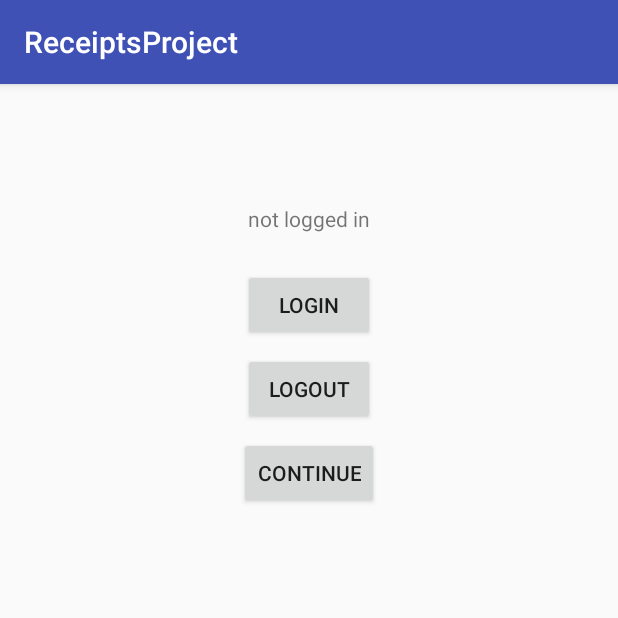
After one commit to GrossGhost/RecepiesProject, an Android app: the DropboxLoginActivity screen opened directly, with no data from a screen before it, on a phone screen of 412 x 824 dp, the top half of it. The commit adds this screen. Run offline under Robolectric (Android 15) with nearby library versions, the phone set to English and light mode, and no system bars; libraries missing offline, so code that uses them is left out: com.cloudrail.si; 2 statements that could not run were skipped.

Commit message:
add DropboxLoginActivity

```diff
--- /dev/null
+++ b/Projects/RecepiesProject/app/src/main/java/com/receiptsproject/activities/DropboxLoginActivity.java
@@ -0,0 +1,120 @@
+package com.receiptsproject.activities;
+
+import android.content.Context;
+import android.content.Intent;
+import android.content.SharedPreferences;
+import android.os.AsyncTask;
+import android.support.v7.app.AppCompatActivity;
+import android.os.Bundle;
+import android.view.View;
+import android.widget.Button;
+import android.widget.TextView;
+
+import com.cloudrail.si.CloudRail;
+import com.cloudrail.si.exceptions.ParseException;
+import com.cloudrail.si.interfaces.CloudStorage;
+import com.cloudrail.si.services.Dropbox;
+import com.receiptsproject.R;
+import com.receiptsproject.util.Consts;
+
+public class DropboxLoginActivity extends AppCompatActivity {
+
+    private final static String LOGIN_PENDING = "LOGIN_PENDING";
+    private final static String AUTH_DATA = "AUTH_DATA";
+
+    private CloudStorage cs = new Dropbox(this, Consts.APP_KEY_DROPBOX, Consts.APP_SECRET,
+            "https://auth.cloudrail.com/com.receiptsproject", "some_state");
+
+    private Button dropboxLogin, dropboxLogout;
+    private TextView dropboxStatus;
+
+    @Override
+    protected void onCreate(Bundle savedInstanceState) {
+        super.onCreate(savedInstanceState);
+        setContentView(R.layout.activity_dropbox_login);
+
+        // Configure CloudRail
+        CloudRail.setAppKey(Consts.APP_SECRET_CLOUDRAIL);
+        CloudRail.setAdvancedAuthenticationMode(false);
+
+        dropboxStatus =  (TextView) findViewById(R.id.tv_dropbox_login_status);
+
+        dropboxLogin = (Button) findViewById(R.id.btn_dropbox_login);
+        dropboxLogin.setOnClickListener(new StartLogin());
+
+        SharedPreferences sharedPreferences = getPreferences(MODE_PRIVATE);
+
+        if (sharedPreferences.getString(AUTH_DATA, null) != null) {
+            /* If there is already a logged in user, load data */
+
+            try {
+                cs.loadAsString(sharedPreferences.getString(AUTH_DATA, null));
+                new GetUserName().execute();
+            } catch (ParseException e) {
+                // If parsing fails, remove user data -> new login required
+                SharedPreferences.Editor editor = sharedPreferences.edit();
+                editor.remove(AUTH_DATA);
+                editor.apply();
+            }
+        } else if (sharedPreferences.getBoolean(LOGIN_PENDING, false)) {
+            /* If a login is pending, continue it */
+
+            // Set pending login to false
+            final SharedPreferences.Editor editor = sharedPreferences.edit();
+            editor.putBoolean(LOGIN_PENDING, false);
+            editor.apply();
+
+            // Set result and continue login
+            CloudRail.setAuthenticationResponse(getIntent());
+            new Thread() {
+                @Override
+                public void run() {
+                    cs.login();
+
+                    editor.putString(AUTH_DATA, cs.saveAsString());
+                    editor.apply();
+
+                    new GetUserName().execute();
+                }
+            }.start();
+        } else {
+            dropboxStatus.setText(R.string.not_logged_in);
+        }
+    }
+
+    public void onContinueClick(View view) {
+        startActivity(new Intent(getApplicationContext(), MainActivity.class));
+    }
+
+    private class StartLogin implements View.OnClickListener{
+
+        @Override
+        public void onClick(View view) {
+            SharedPreferences sharedPreferences = getPreferences(Context.MODE_PRIVATE);
+            SharedPreferences.Editor editor = sharedPreferences.edit();
+
+            // Set the login to pending so that we now that a login process has been started
+            editor.putBoolean(LOGIN_PENDING, true);
+            editor.apply();
+
+            // Start the login process
+            new Thread() {
+                @Override
+                public void run() {
+                    cs.login();
+                }
+            }.start();
+        }
+    }
+    private class GetUserName extends AsyncTask<Void, Void, String>{
+        @Override
+        protected String doInBackground(Void... params) {
+            return cs.getUserName();
+        }
+
+        @Override
+        protected void onPostExecute(String s) {
+            dropboxStatus.setText(getString(R.string.logged_in_as) + s);
+        }
+    }
+}
--- /dev/null
+++ b/Projects/RecepiesProject/app/src/main/res/layout/activity_dropbox_login.xml
@@ -0,0 +1,56 @@
+<?xml version="1.0" encoding="utf-8"?>
+<android.support.constraint.ConstraintLayout xmlns:android="http://schemas.android.com/apk/res/android"
+    xmlns:app="http://schemas.android.com/apk/res-auto"
+    xmlns:tools="http://schemas.android.com/tools"
+    android:layout_width="match_parent"
+    android:layout_height="match_parent"
+    tools:context="com.receiptsproject.activities.DropboxLoginActivity">
+
+    <TextView
+        android:id="@+id/tv_dropbox_login_status"
+        android:layout_width="wrap_content"
+        android:layout_height="wrap_content"
+        app:layout_constraintTop_toTopOf="parent"
+        android:layout_marginTop="80dp"
+        android:layout_marginRight="8dp"
+        app:layout_constraintRight_toRightOf="parent"
+        android:layout_marginLeft="8dp"
+        app:layout_constraintLeft_toLeftOf="parent" />
+
+    <Button
+        android:id="@+id/btn_dropbox_login"
+        android:layout_width="wrap_content"
+        android:layout_height="wrap_content"
+        android:text="@string/login"
+        android:layout_marginTop="24dp"
+        app:layout_constraintTop_toBottomOf="@+id/tv_dropbox_login_status"
+        android:layout_marginRight="8dp"
+        app:layout_constraintRight_toRightOf="parent"
+        android:layout_marginLeft="8dp"
+        app:layout_constraintLeft_toLeftOf="parent" />
+
+    <Button
+        android:id="@+id/btn_dropbox_logout"
+        android:layout_width="wrap_content"
+        android:layout_height="wrap_content"
+        android:text="@string/logout"
+        android:layout_marginTop="8dp"
+        app:layout_constraintTop_toBottomOf="@+id/btn_dropbox_login"
+        android:layout_marginRight="8dp"
+        app:layout_constraintRight_toRightOf="parent"
+        android:layout_marginLeft="8dp"
+        app:layout_constraintLeft_toLeftOf="parent" />
+
+    <Button
+        android:id="@+id/btn_dropbox_continue"
+        android:layout_width="wrap_content"
+        android:layout_height="wrap_content"
+        android:layout_marginLeft="8dp"
+        android:layout_marginRight="8dp"
+        android:layout_marginTop="8dp"
+        android:onClick="onContinueClick"
+        android:text="@string/conti_nue"
+        app:layout_constraintLeft_toLeftOf="parent"
+        app:layout_constraintRight_toRightOf="parent"
+        app:layout_constraintTop_toBottomOf="@+id/btn_dropbox_logout" />
+</android.support.constraint.ConstraintLayout>
--- a/Projects/RecepiesProject/app/src/main/res/values/strings.xml
+++ b/Projects/RecepiesProject/app/src/main/res/values/strings.xml
@@ -6,4 +6,10 @@
     <string name="new_category">New Category</string>
     <string name="cancel">Cancel</string>
     <string name="create">Create</string>
+    <string name="login">Login</string>
+    <string name="logout">Logout</string>
+    <string name="not_logged_in">not logged in</string>
+    <string name="logged_in_as">logged in as </string>
+    <string name="dropbox">Dropbox</string>
+    <string name="conti_nue">Continue</string>
 </resources>
```
Also changed, not shown: Projects/RecepiesProject/app/src/main/AndroidManifest.xml (+6 -3 lines), Projects/RecepiesProject/app/src/main/java/com/receiptsproject/LoginToDropboxAsyncTask.java (deleted, +0 -32 lines), Projects/RecepiesProject/app/src/main/java/com/receiptsproject/activities/MainActivity.java (+5 -9 lines), Projects/RecepiesProject/app/src/main/res/menu/menu_main.xml (+8 -0 lines).
